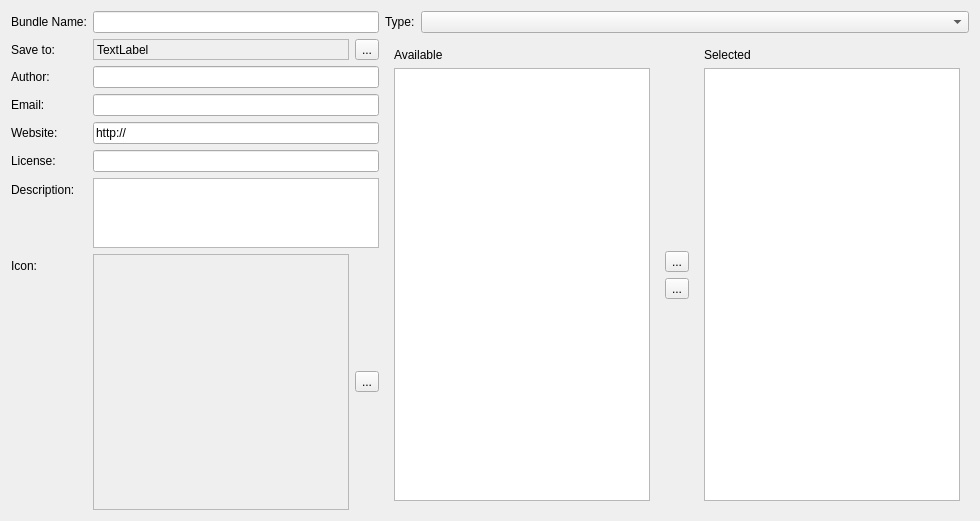
KDE/krita, file krita/plugins/extensions/resourcemanager/wdgdlgcreatebundle.ui: the form before one commit.
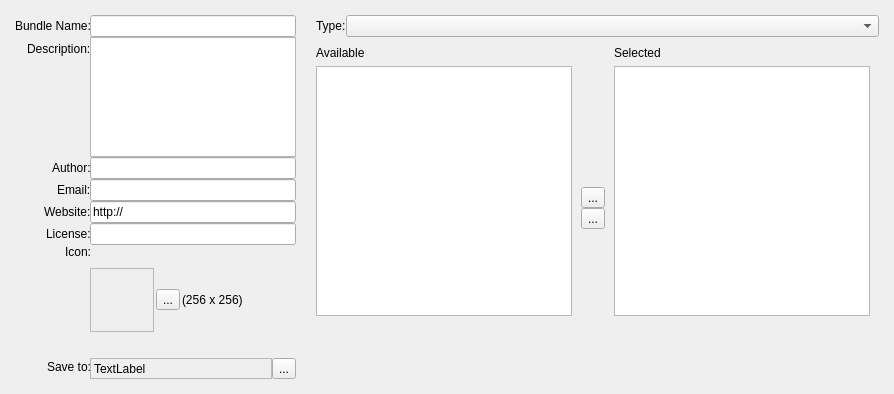
The form after the commit.

Commit message: tighten up create resource layout and change OK to save

Patch:
```diff
--- a/krita/plugins/extensions/resourcemanager/wdgdlgcreatebundle.ui
+++ b/krita/plugins/extensions/resourcemanager/wdgdlgcreatebundle.ui
@@ -6,8 +6,8 @@
    <rect>
     <x>0</x>
     <y>0</y>
-    <width>977</width>
-    <height>516</height>
+    <width>894</width>
+    <height>394</height>
    </rect>
   </property>
   <property name="sizePolicy">
@@ -23,8 +23,198 @@
    <double>1.000000000000000</double>
   </property>
   <layout class="QGridLayout" name="gridLayout_3">
+   <property name="leftMargin">
+    <number>15</number>
+   </property>
+   <property name="topMargin">
+    <number>15</number>
+   </property>
+   <property name="rightMargin">
+    <number>15</number>
+   </property>
+   <property name="bottomMargin">
+    <number>15</number>
+   </property>
+   <property name="horizontalSpacing">
+    <number>20</number>
+   </property>
+   <item row="0" column="1">
+    <layout class="QGridLayout" name="gridLayout_4">
+     <item row="0" column="0">
+      <layout class="QHBoxLayout" name="horizontalLayout_2">
+       <item>
+        <widget class="QLabel" name="label_3">
+         <property name="text">
+          <string>Type:</string>
+         </property>
+        </widget>
+       </item>
+       <item>
+        <widget class="QComboBox" name="cmbResourceTypes">
+         <property name="sizePolicy">
+          <sizepolicy hsizetype="MinimumExpanding" vsizetype="Fixed">
+           <horstretch>0</horstretch>
+           <verstretch>0</verstretch>
+          </sizepolicy>
+         </property>
+         <property name="insertPolicy">
+          <enum>QComboBox::InsertAlphabetically</enum>
+         </property>
+        </widget>
+       </item>
+      </layout>
+     </item>
+     <item row="1" column="0">
+      <layout class="QHBoxLayout" name="horizontalLayout_3">
+       <item>
+        <widget class="QWidget" name="wdgAvailablePage" native="true">
+         <property name="sizePolicy">
+          <sizepolicy hsizetype="MinimumExpanding" vsizetype="MinimumExpanding">
+           <horstretch>0</horstretch>
+           <verstretch>0</verstretch>
+          </sizepolicy>
+         </property>
+         <layout class="QGridLayout" name="gridLayout">
+          <property name="leftMargin">
+           <number>0</number>
+          </property>
+          <item row="1" column="1">
+           <widget class="QListWidget" name="tableAvailable">
+            <property name="minimumSize">
+             <size>
+              <width>0</width>
+              <height>250</height>
+             </size>
+            </property>
+            <property name="spacing">
+             <number>2</number>
+            </property>
+           </widget>
+          </item>
+          <item row="0" column="1">
+           <widget class="QLabel" name="label_4">
+            <property name="text">
+             <string>Available</string>
+            </property>
+           </widget>
+          </item>
+          <item row="2" column="1">
+           <spacer name="verticalSpacer">
+            <property name="orientation">
+             <enum>Qt::Vertical</enum>
+            </property>
+            <property name="sizeHint" stdset="0">
+             <size>
+              <width>20</width>
+              <height>40</height>
+             </size>
+            </property>
+           </spacer>
+          </item>
+         </layout>
+        </widget>
+       </item>
+       <item>
+        <layout class="QVBoxLayout" name="verticalLayout">
+         <item>
+          <spacer name="verticalSpacer_4">
+           <property name="orientation">
+            <enum>Qt::Vertical</enum>
+           </property>
+           <property name="sizeHint" stdset="0">
+            <size>
+             <width>20</width>
+             <height>40</height>
+            </size>
+           </property>
+          </spacer>
+         </item>
+         <item>
+          <widget class="QToolButton" name="bnAdd">
+           <property name="text">
+            <string>...</string>
+           </property>
+          </widget>
+         </item>
+         <item>
+          <widget class="QToolButton" name="bnRemove">
+           <property name="text">
+            <string>...</string>
+           </property>
+          </widget>
+         </item>
+         <item>
+          <spacer name="verticalSpacer_3">
+           <property name="orientation">
+            <enum>Qt::Vertical</enum>
+           </property>
+           <property name="sizeHint" stdset="0">
+            <size>
+             <width>20</width>
+             <height>40</height>
+            </size>
+           </property>
+          </spacer>
+         </item>
+        </layout>
+       </item>
+       <item>
+        <widget class="QWidget" name="wdgSelectedPage" native="true">
+         <property name="sizePolicy">
+          <sizepolicy hsizetype="MinimumExpanding" vsizetype="MinimumExpanding">
+           <horstretch>0</horstretch>
+           <verstretch>0</verstretch>
+          </sizepolicy>
+         </property>
+         <layout class="QGridLayout" name="gridLayout_2">
+          <item row="1" column="0">
+           <widget class="QListWidget" name="tableSelected">
+            <property name="minimumSize">
+             <size>
+              <width>0</width>
+              <height>250</height>
+             </size>
+            </property>
+            <property name="spacing">
+             <number>2</number>
+            </property>
+           </widget>
+          </item>
+          <item row="0" column="0">
+           <widget class="QLabel" name="label_6">
+            <property name="text">
+             <string>Selected</string>
+            </property>
+           </widget>
+          </item>
+          <item row="2" column="0">
+           <spacer name="verticalSpacer_2">
+            <property name="orientation">
+             <enum>Qt::Vertical</enum>
+            </property>
+            <property name="sizeHint" stdset="0">
+             <size>
+              <width>20</width>
+              <height>40</height>
+             </size>
+            </property>
+           </spacer>
+          </item>
+         </layout>
+        </widget>
+       </item>
+      </layout>
+     </item>
+    </layout>
+   </item>
    <item row="0" column="0">
     <layout class="QFormLayout" name="formLayout">
+     <property name="fieldGrowthPolicy">
+      <enum>QFormLayout::AllNonFixedFieldsGrow</enum>
+     </property>
+     <property name="labelAlignment">
+      <set>Qt::AlignRight|Qt::AlignTop|Qt::AlignTrailing</set>
+     </property>
      <item row="0" column="0">
       <widget class="QLabel" name="bundleName">
        <property name="text">
@@ -36,43 +226,23 @@
       <widget class="QLineEdit" name="editBundleName"/>
      </item>
      <item row="1" column="0">
-      <widget class="QLabel" name="label_2">
+      <widget class="QLabel" name="description">
        <property name="text">
-        <string>Save to:</string>
+        <string>Description:</string>
        </property>
       </widget>
      </item>
      <item row="1" column="1">
-      <layout class="QHBoxLayout" name="horizontalLayout">
-       <item>
-        <widget class="QLabel" name="lblSaveLocation">
-         <property name="sizePolicy">
-          <sizepolicy hsizetype="MinimumExpanding" vsizetype="Preferred">
-           <horstretch>0</horstretch>
-           <verstretch>0</verstretch>
-          </sizepolicy>
-         </property>
-         <property name="frameShape">
-          <enum>QFrame::StyledPanel</enum>
-         </property>
-         <property name="frameShadow">
-          <enum>QFrame::Sunken</enum>
-         </property>
-         <property name="text">
-          <string>TextLabel</string>
-         </property>
-        </widget>
-       </item>
-       <item>
-        <widget class="QToolButton" name="bnSelectSaveLocation">
-         <property name="text">
-          <string>...</string>
-         </property>
-        </widget>
-       </item>
-      </layout>
+      <widget class="QPlainTextEdit" name="editDescription">
+       <property name="maximumSize">
+        <size>
+         <width>16777215</width>
+         <height>120</height>
+        </size>
+       </property>
+      </widget>
      </item>
-     <item row="2" column="0">
+     <item row="3" column="0">
       <widget class="QLabel" name="author">
        <property name="text">
         <string>Author:</string>
@@ -85,70 +255,136 @@
        </property>
       </widget>
      </item>
-     <item row="2" column="1">
+     <item row="3" column="1">
       <widget class="QLineEdit" name="editAuthor">
        <property name="text">
         <string/>
        </property>
       </widget>
      </item>
-     <item row="3" column="0">
+     <item row="4" column="0">
       <widget class="QLabel" name="label">
        <property name="text">
         <string>Email:</string>
        </property>
       </widget>
      </item>
-     <item row="3" column="1">
+     <item row="4" column="1">
       <widget class="QLineEdit" name="editEmail"/>
      </item>
-     <item row="4" column="0">
+     <item row="5" column="0">
       <widget class="QLabel" name="website">
        <property name="text">
         <string>Website:</string>
        </property>
       </widget>
      </item>
-     <item row="4" column="1">
+     <item row="5" column="1">
       <widget class="QLineEdit" name="editWebsite">
        <property name="text">
         <string>http://</string>
        </property>
       </widget>
      </item>
-     <item row="5" column="0">
+     <item row="6" column="0">
       <widget class="QLabel" name="license">
        <property name="text">
         <string>License:</string>
        </property>
       </widget>
      </item>
-     <item row="5" column="1">
-      <widget class="QLineEdit" name="editLicense">
-       <property name="text">
-        <string/>
-       </property>
-      </widget>
-     </item>
-     <item row="6" column="0">
-      <widget class="QLabel" name="description">
-       <property name="text">
-        <string>Description:</string>
-       </property>
-      </widget>
-     </item>
      <item row="6" column="1">
-      <widget class="QPlainTextEdit" name="editDescription"/>
+      <widget class="QLineEdit" name="editLicense">
+       <property name="text">
+        <string/>
+       </property>
+      </widget>
+     </item>
+     <item row="9" column="0">
+      <widget class="QLabel" name="label_2">
+       <property name="text">
+        <string>Save to:</string>
+       </property>
+      </widget>
+     </item>
+     <item row="9" column="1">
+      <layout class="QHBoxLayout" name="horizontalLayout">
+       <property name="topMargin">
+        <number>3</number>
+       </property>
+       <item>
+        <widget class="QLabel" name="lblSaveLocation">
+         <property name="sizePolicy">
+          <sizepolicy hsizetype="MinimumExpanding" vsizetype="Minimum">
+           <horstretch>0</horstretch>
+           <verstretch>0</verstretch>
+          </sizepolicy>
+         </property>
+         <property name="minimumSize">
+          <size>
+           <width>0</width>
+           <height>20</height>
+          </size>
+         </property>
+         <property name="maximumSize">
+          <size>
+           <width>16777215</width>
+           <height>25</height>
+          </size>
+         </property>
+         <property name="frameShape">
+          <enum>QFrame::StyledPanel</enum>
+         </property>
+         <property name="frameShadow">
+          <enum>QFrame::Sunken</enum>
+         </property>
+         <property name="text">
+          <string>TextLabel</string>
+         </property>
+         <property name="alignment">
+          <set>Qt::AlignLeading|Qt::AlignLeft|Qt::AlignVCenter</set>
+         </property>
+         <property name="margin">
+          <number>0</number>
+         </property>
+        </widget>
+       </item>
+       <item>
+        <widget class="QToolButton" name="bnSelectSaveLocation">
+         <property name="text">
+          <string>...</string>
+         </property>
+        </widget>
+       </item>
+      </layout>
      </item>
      <item row="7" column="0">
       <widget class="QLabel" name="label_5">
+       <property name="minimumSize">
+        <size>
+         <width>0</width>
+         <height>0</height>
+        </size>
+       </property>
        <property name="text">
         <string>Icon:</string>
        </property>
+       <property name="alignment">
+        <set>Qt::AlignLeading|Qt::AlignLeft|Qt::AlignTop</set>
+       </property>
       </widget>
      </item>
      <item row="7" column="1">
       <layout class="QHBoxLayout" name="horizontalLayout_4">
+       <property name="spacing">
+        <number>2</number>
+       </property>
+       <property name="topMargin">
+        <number>0</number>
+       </property>
+       <property name="bottomMargin">
+        <number>0</number>
+       </property>
        <item>
         <widget class="QLabel" name="lblPreview">
          <property name="sizePolicy">
@@ -159,14 +395,20 @@
          </property>
          <property name="minimumSize">
           <size>
-           <width>256</width>
-           <height>256</height>
+           <width>64</width>
+           <height>64</height>
           </size>
          </property>
          <property name="maximumSize">
           <size>
-           <width>256</width>
-           <height>256</height>
+           <width>64</width>
+           <height>64</height>
+          </size>
+         </property>
+         <property name="baseSize">
+          <size>
+           <width>0</width>
+           <height>0</height>
           </size>
          </property>
          <property name="frameShape">
@@ -182,130 +424,36 @@
        </item>
        <item>
         <widget class="QToolButton" name="bnGetPreview">
+         <property name="sizePolicy">
+          <sizepolicy hsizetype="Fixed" vsizetype="Fixed">
+           <horstretch>0</horstretch>
+           <verstretch>0</verstretch>
+          </sizepolicy>
+         </property>
          <property name="text">
           <string>...</string>
          </property>
         </widget>
        </item>
-      </layout>
-     </item>
-    </layout>
-   </item>
-   <item row="0" column="1">
-    <layout class="QGridLayout" name="gridLayout_4">
-     <item row="0" column="0">
-      <layout class="QHBoxLayout" name="horizontalLayout_2">
        <item>
-        <widget class="QLabel" name="label_3">
+        <widget class="QLabel" name="label_7">
          <property name="text">
-          <string>Type:</string>
+          <string>(256 x 256)</string>
          </property>
         </widget>
        </item>
        <item>
-        <widget class="QComboBox" name="cmbResourceTypes">
-         <property name="sizePolicy">
-          <sizepolicy hsizetype="MinimumExpanding" vsizetype="Fixed">
-           <horstretch>0</horstretch>
-           <verstretch>0</verstretch>
-          </sizepolicy>
+        <spacer name="horizontalSpacer">
+         <property name="orientation">
+          <enum>Qt::Horizontal</enum>
          </property>
-         <property name="insertPolicy">
-          <enum>QComboBox::InsertAlphabetically</enum>
+         <property name="sizeHint" stdset="0">
+          <size>
+           <width>40</width>
+           <height>20</height>
+          </size>
          </property>
-        </widget>
-       </item>
-      </layout>
-     </item>
-     <item row="1" column="0">
-      <layout class="QHBoxLayout" name="horizontalLayout_3">
-       <item>
-        <widget class="QWidget" name="wdgAvailablePage" native="true">
-         <property name="sizePolicy">
-          <sizepolicy hsizetype="MinimumExpanding" vsizetype="MinimumExpanding">
-           <horstretch>0</horstretch>
-           <verstretch>0</verstretch>
-          </sizepolicy>
-         </property>
-         <layout class="QGridLayout" name="gridLayout">
-          <item row="1" column="1">
-           <widget class="QListWidget" name="tableAvailable"/>
-          </item>
-          <item row="0" column="1">
-           <widget class="QLabel" name="label_4">
-            <property name="text">
-             <string>Available</string>
-            </property>
-           </widget>
-          </item>
-         </layout>
-        </widget>
-       </item>
-       <item>
-        <layout class="QVBoxLayout" name="verticalLayout">
-         <item>
-          <spacer name="verticalSpacer_4">
-           <property name="orientation">
-            <enum>Qt::Vertical</enum>
-           </property>
-           <property name="sizeHint" stdset="0">
-            <size>
-             <width>20</width>
-             <height>40</height>
-            </size>
-           </property>
-          </spacer>
-         </item>
-         <item>
-          <widget class="QToolButton" name="bnAdd">
-           <property name="text">
-            <string>...</string>
-           </property>
-          </widget>
-         </item>
-         <item>
-          <widget class="QToolButton" name="bnRemove">
-           <property name="text">
-            <string>...</string>
-           </property>
-          </widget>
-         </item>
-         <item>
-          <spacer name="verticalSpacer_3">
-           <property name="orientation">
-            <enum>Qt::Vertical</enum>
-           </property>
-           <property name="sizeHint" stdset="0">
-            <size>
-             <width>20</width>
-             <height>40</height>
-            </size>
-           </property>
-          </spacer>
-         </item>
-        </layout>
-       </item>
-       <item>
-        <widget class="QWidget" name="wdgSelectedPage" native="true">
-         <property name="sizePolicy">
-          <sizepolicy hsizetype="MinimumExpanding" vsizetype="MinimumExpanding">
-           <horstretch>0</horstretch>
-           <verstretch>0</verstretch>
-          </sizepolicy>
-         </property>
-         <layout class="QGridLayout" name="gridLayout_2">
-          <item row="1" column="0">
-           <widget class="QListWidget" name="tableSelected"/>
-          </item>
-          <item row="0" column="0">
-           <widget class="QLabel" name="label_6">
-            <property name="text">
-             <string>Selected</string>
-            </property>
-           </widget>
-          </item>
-         </layout>
-        </widget>
+        </spacer>
        </item>
       </layout>
      </item>
```
The commit also changes 1 other file.
